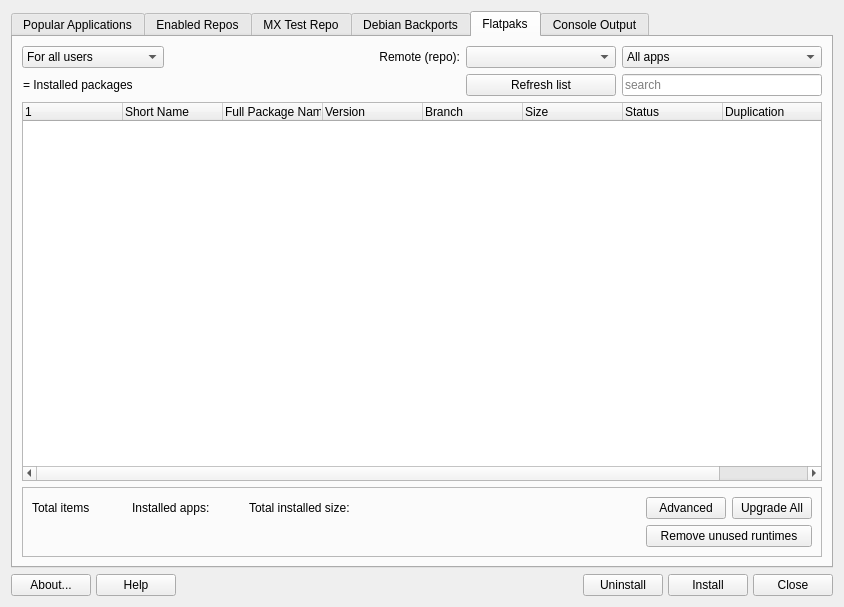
AdrianTM/mx-packageinstaller, file src/mainwindow.ui: the form before one commit.
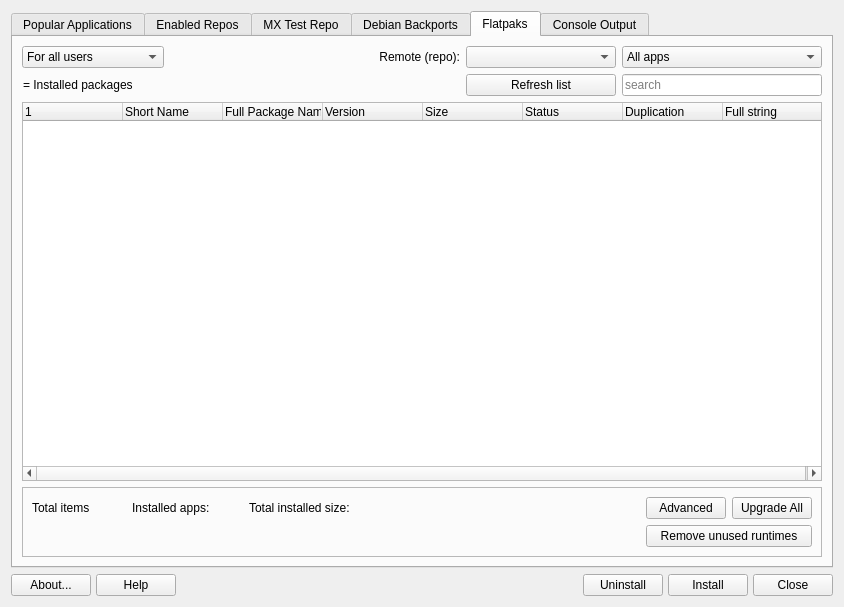
The form after the commit. Icons and pictures are not drawn.

Commit message: Remove branch because it's the same as version in newer versions, clean up parsing code

```diff
--- a/src/mainwindow.ui
+++ b/src/mainwindow.ui
@@ -1289,11 +1289,6 @@
           <string>Version</string>
          </property>
         </column>
-        <column>
-         <property name="text">
-          <string>Branch</string>
-         </property>
-        </column>
         <column>
          <property name="text">
           <string>Size</string>
```
The commit also changes 2 other files.
